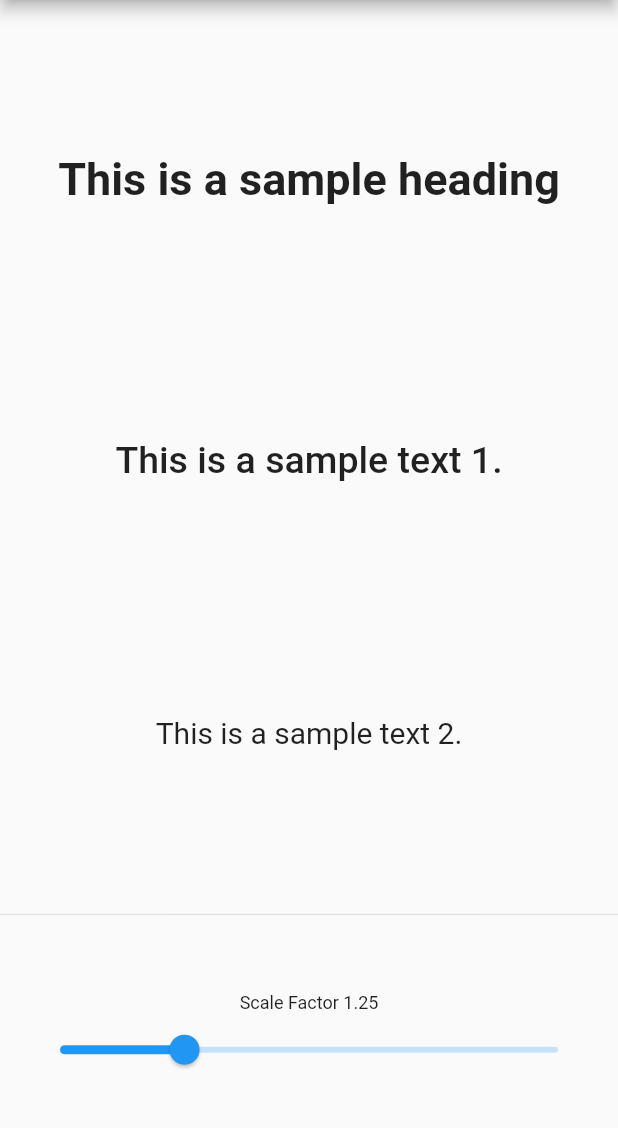
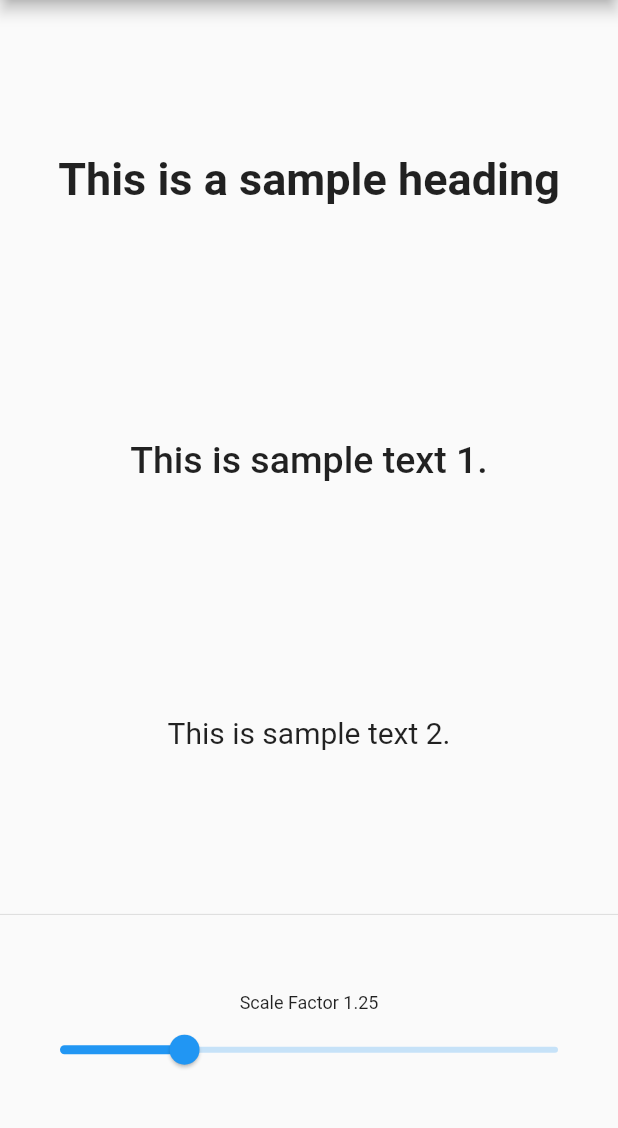
Before and after one commit to akshatkaneria/text_scaling_example, a Flutter app: the screen it shows after launch, on a phone screen of 412 x 824 dp, the part 84-1212 px from its top. Run offline on Flutter 3.47's test engine with Material 2 defaults, Android fonts, the phone set to English and light mode, and no system bars.

Commit message:
minor changes

```diff
--- a/lib/main.dart
+++ b/lib/main.dart
@@ -78,7 +78,7 @@ class _MyHomePageState extends State<MyHomePage> {
                         textAlign: TextAlign.center,
                       ),
                       Text(
-                        'This is a sample text 1.',
+                        'This is sample text 1.',
                         style: TextStyle(
                           fontWeight: FontWeight.w500,
                           fontSize: 20.0,
@@ -87,7 +87,7 @@ class _MyHomePageState extends State<MyHomePage> {
                         textAlign: TextAlign.center,
                       ),
                       Text(
-                        'This is a sample text 2.',
+                        'This is sample text 2.',
                         style: TextStyle(fontSize: 16.0),
                         textScaleFactor: _textScaleFactor,
                         textAlign: TextAlign.center,
--- a/lib/scaler/text_scaler.dart
+++ b/lib/scaler/text_scaler.dart
@@ -26,6 +26,7 @@ class TextScaler<T> extends StatefulWidget {
 
   final T initialScaleFactor;
   final Widget child;
+
   @override
   _TextScalerState<T> createState() => _TextScalerState<T>();
 
```
